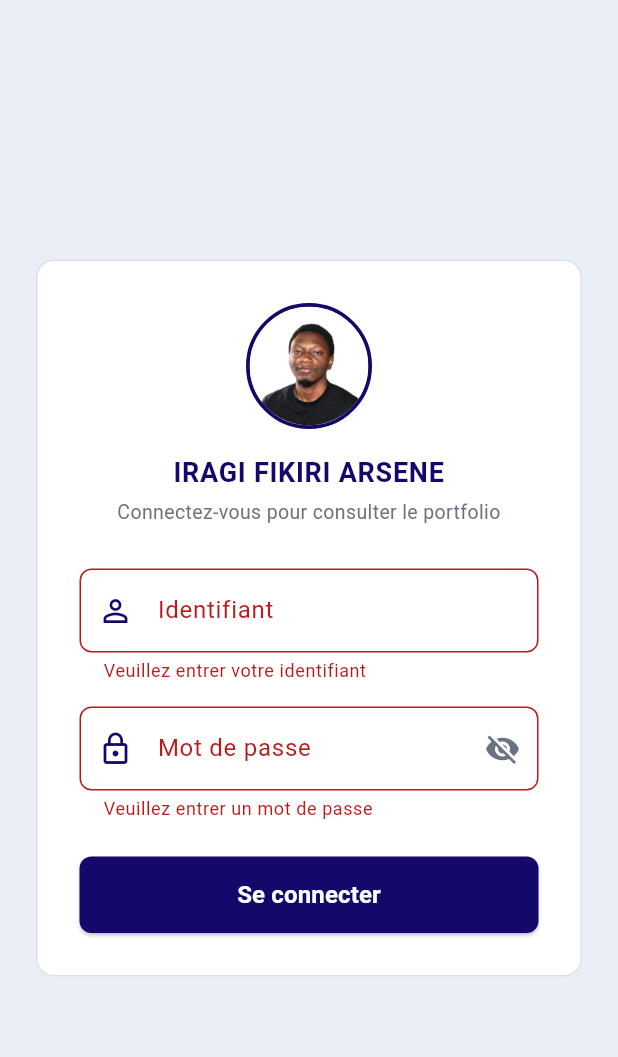
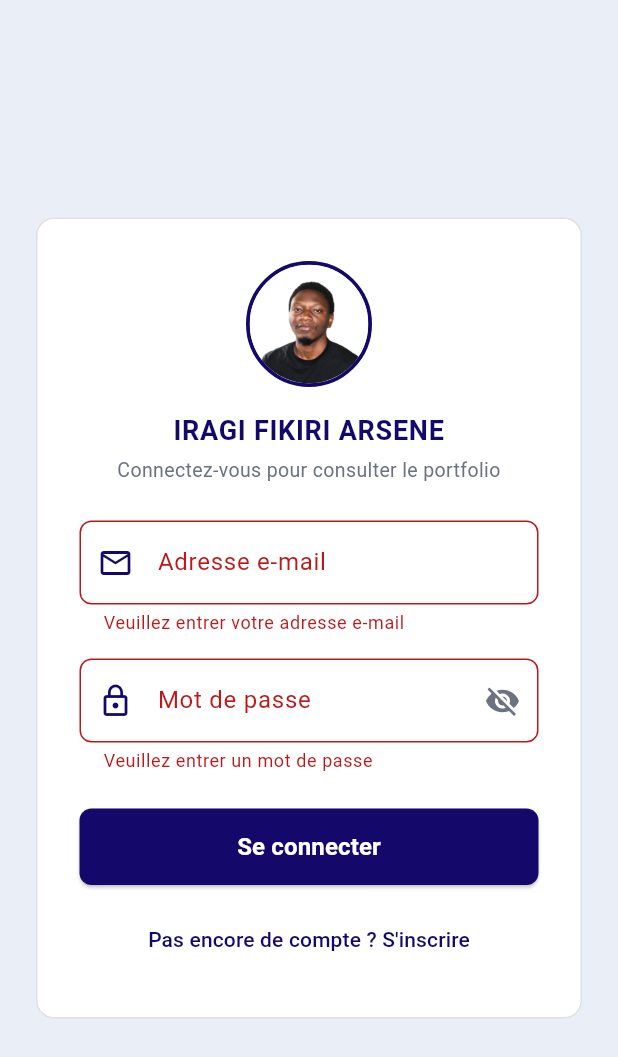
Before and after one commit to arsenefikiri/cv_flutter_arsene, a Flutter app: the screen it shows after launch, after a tap on "Se connecter", on a phone screen of 412 x 824 dp. Shown: the top 1057 px of the screen. Run offline on Flutter 3.47's test engine with Material 3 defaults, Android fonts, the phone set to English and light mode, and no system bars; our stand-ins replace image_picker.

Commit message:
commit TP2

```diff
--- a/cv_flutter_arsene/lib/page/login_page.dart
+++ b/cv_flutter_arsene/lib/page/login_page.dart
@@ -1,5 +1,6 @@
 import 'package:flutter/material.dart';
 import '../data/cv_data.dart';
+import '../services/api_service.dart';
 import 'main_navigation_page.dart';
 
 class LoginPage extends StatefulWidget {
@@ -11,22 +12,81 @@ class LoginPage extends StatefulWidget {
 
 class _LoginPageState extends State<LoginPage> {
   final _formKey = GlobalKey<FormState>();
-  final _identifiantController = TextEditingController();
+  final _emailController = TextEditingController();
   final _passwordController = TextEditingController();
+
   bool _obscurePassword = true;
+  bool _isLoading = false;
+  bool _isRegisterMode = false;
+  String? _errorMessage;
 
-  void _seConnecter() {
-    if (_formKey.currentState!.validate()) {
+  Future<void> _submit() async {
+    FocusScope.of(context).unfocus();
+    setState(() => _errorMessage = null);
+
+    if (!_formKey.currentState!.validate()) return;
+
+    setState(() => _isLoading = true);
+
+    try {
+      if (_isRegisterMode) {
+        await ApiService.register(
+          email: _emailController.text,
+          password: _passwordController.text,
+        );
+        if (!mounted) return;
+        ScaffoldMessenger.of(context).showSnackBar(
+          const SnackBar(
+            content: Text('Compte créé avec succès. Vous pouvez vous connecter.'),
+            backgroundColor: Colors.green,
+          ),
+        );
+        setState(() {
+          _isRegisterMode = false;
+          _isLoading = false;
+        });
+        return;
+      }
+
+      final userData = await ApiService.login(
+        email: _emailController.text,
+        password: _passwordController.text,
+      );
+
+      if (!mounted) return;
+
       Navigator.pushReplacement(
         context,
-        MaterialPageRoute(builder: (context) => const MainNavigationPage()),
+        MaterialPageRoute(
+          builder: (context) => MainNavigationPage(userData: userData),
+        ),
       );
+    } on ApiException catch (e) {
+      if (!mounted) return;
+      String detail = e.message;
+      if (e.errors != null && e.errors!.isNotEmpty) {
+        final firstError = e.errors!.values.first;
+        if (firstError != null && firstError.toString().isNotEmpty) {
+          detail = '$detail — $firstError';
+        }
+      }
+      setState(() {
+        _errorMessage = detail;
+        _isLoading = false;
+      });
+    } catch (_) {
+      if (!mounted) return;
+      setState(() {
+        _errorMessage =
+            'Impossible de contacter le serveur. Vérifiez WampServer et la connexion réseau.';
+        _isLoading = false;
+      });
     }
   }
 
   @override
   void dispose() {
-    _identifiantController.dispose();
+    _emailController.dispose();
     _passwordController.dispose();
     super.dispose();
   }
@@ -52,7 +112,6 @@ class _LoginPageState extends State<LoginPage> {
                 mainAxisSize: MainAxisSize.min,
                 crossAxisAlignment: CrossAxisAlignment.stretch,
                 children: [
-                  // Photo de profil circulaire
                   Center(
                     child: Container(
                       width: 84,
@@ -60,7 +119,10 @@ class _LoginPageState extends State<LoginPage> {
                       decoration: BoxDecoration(
                         shape: BoxShape.circle,
                         color: AppColors.sidebarBg,
-                        border: Border.all(color: AppColors.primaryNavy, width: 2.5),
+                        border: Border.all(
+                          color: AppColors.primaryNavy,
+                          width: 2.5,
+                        ),
                       ),
                       child: ClipOval(
                         child: Image.asset(
@@ -89,52 +151,89 @@ class _LoginPageState extends State<LoginPage> {
                     ),
                   ),
                   const SizedBox(height: 4),
-                  const Text(
-                    'Connectez-vous pour consulter le portfolio',
+                  Text(
+                    _isRegisterMode
+                        ? 'Créez un compte pour accéder au portfolio'
+                        : 'Connectez-vous pour consulter le portfolio',
                     textAlign: TextAlign.center,
-                    style: TextStyle(
+                    style: const TextStyle(
                       fontSize: 13,
                       color: AppColors.textMuted,
                     ),
                   ),
-                  const SizedBox(height: 28),
-
-                  // Champ Identifiant
+                  const SizedBox(height: 24),
+                  if (_errorMessage != null) ...[
+                    Container(
+                      padding: const EdgeInsets.all(12),
+                      margin: const EdgeInsets.only(bottom: 16),
+                      decoration: BoxDecoration(
+                        color: Colors.red.shade50,
+                        borderRadius: BorderRadius.circular(8),
+                        border: Border.all(color: Colors.red.shade200),
+                      ),
+                      child: Row(
+                        children: [
+                          Icon(Icons.error_outline, color: Colors.red.shade700, size: 20),
+                          const SizedBox(width: 8),
+                          Expanded(
+                            child: Text(
+                              _errorMessage!,
+                              style: TextStyle(
+                                color: Colors.red.shade800,
+                                fontSize: 12.5,
+                              ),
+                            ),
+                          ),
+                        ],
+                      ),
+                    ),
+                  ],
                   TextFormField(
-                    controller: _identifiantController,
+                    controller: _emailController,
+                    keyboardType: TextInputType.emailAddress,
+                    enabled: !_isLoading,
                     decoration: InputDecoration(
-                      labelText: 'Identifiant',
-                      hintText: 'Ex: arsene',
-                      prefixIcon: const Icon(Icons.person_outline, color: AppColors.primaryNavy),
+                      labelText: 'Adresse e-mail',
+                      hintText: 'Ex: arsene@exemple.com',
+                      prefixIcon: const Icon(
+                        Icons.email_outlined,
+                        color: AppColors.primaryNavy,
+                      ),
                       border: OutlineInputBorder(
                         borderRadius: BorderRadius.circular(8),
                       ),
                     ),
                     validator: (value) {
-                      if (value == null || value.trim().isEmpty) {
-                        return 'Veuillez entrer votre identifiant';
+                      final trimmed = value?.trim() ?? '';
+                      if (trimmed.isEmpty) {
+                        return 'Veuillez entrer votre adresse e-mail';
+                      }
+                      if (!trimmed.contains('@') || !trimmed.contains('.')) {
+                        return 'Adresse e-mail invalide';
                       }
                       return null;
                     },
                   ),
                   const SizedBox(height: 16),
-
-                  // Champ Mot de passe masqué
                   TextFormField(
                     controller: _passwordController,
                     obscureText: _obscurePassword,
+                    enabled: !_isLoading,
                     decoration: InputDecoration(
                       labelText: 'Mot de passe',
-                      prefixIcon: const Icon(Icons.lock_outline, color: AppColors.primaryNavy),
+                      prefixIcon: const Icon(
+                        Icons.lock_outline,
+                        color: AppColors.primaryNavy,
+                      ),
                       suffixIcon: IconButton(
                         icon: Icon(
-                          _obscurePassword ? Icons.visibility_off : Icons.visibility,
+                          _obscurePassword
+                              ? Icons.visibility_off
+                              : Icons.visibility,
                           color: AppColors.textMuted,
                         ),
                         onPressed: () {
-                          setState(() {
-                            _obscurePassword = !_obscurePassword;
-                          });
+                          setState(() => _obscurePassword = !_obscurePassword);
                         },
                       ),
                       border: OutlineInputBorder(
@@ -145,14 +244,15 @@ class _LoginPageState extends State<LoginPage> {
                       if (value == null || value.isEmpty) {
                         return 'Veuillez entrer un mot de passe';
                       }
+                      if (value.length < 6) {
+                        return '6 caractères minimum requis';
+                      }
                       return null;
                     },
                   ),
                   const SizedBox(height: 24),
-
-                  // Bouton Se connecter
                   ElevatedButton(
-                    onPressed: _seConnecter,
+                    onPressed: _isLoading ? null : _submit,
                     style: ElevatedButton.styleFrom(
                       backgroundColor: AppColors.primaryNavy,
                       foregroundColor: Colors.white,
@@ -161,9 +261,38 @@ class _LoginPageState extends State<LoginPage> {
                         borderRadius: BorderRadius.circular(8),
                       ),
                     ),
-                    child: const Text(
-                      'Se connecter',
-                      style: TextStyle(fontSize: 16, fontWeight: FontWeight.w600),
+                    child: _isLoading
+                        ? const SizedBox(
+                            height: 20,
+                            width: 20,
+                            child: CircularProgressIndicator(
+                              strokeWidth: 2.2,
+                              color: Colors.white,
+                            ),
+                          )
+                        : Text(
+                            _isRegisterMode ? 'Créer le compte' : 'Se connecter',
+                            style: const TextStyle(
+                              fontSize: 16,
+                              fontWeight: FontWeight.w600,
+                            ),
+                          ),
+                  ),
+                  const SizedBox(height: 12),
+                  TextButton(
+                    onPressed: _isLoading
+                        ? null
+                        : () {
+                            setState(() {
+                              _isRegisterMode = !_isRegisterMode;
+                              _errorMessage = null;
+                            });
+                          },
+                    child: Text(
+                      _isRegisterMode
+                          ? 'Déjà un compte ? Se connecter'
+                          : 'Pas encore de compte ? S\'inscrire',
+                      style: const TextStyle(color: AppColors.primaryNavy),
                     ),
                   ),
                 ],
```
